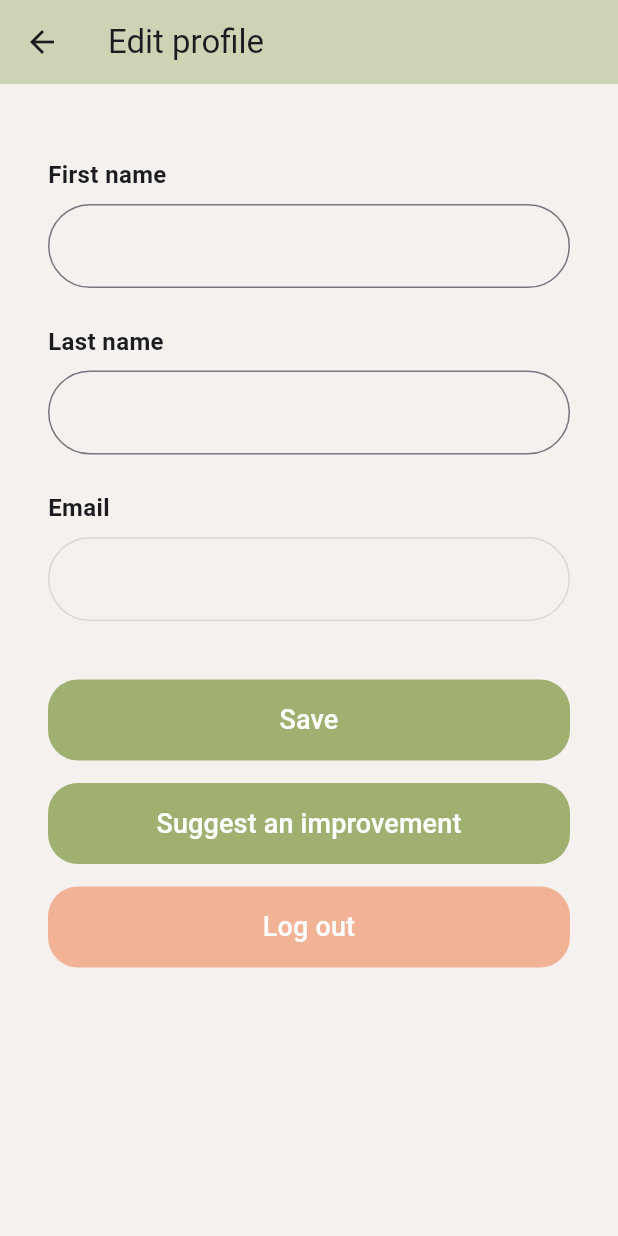
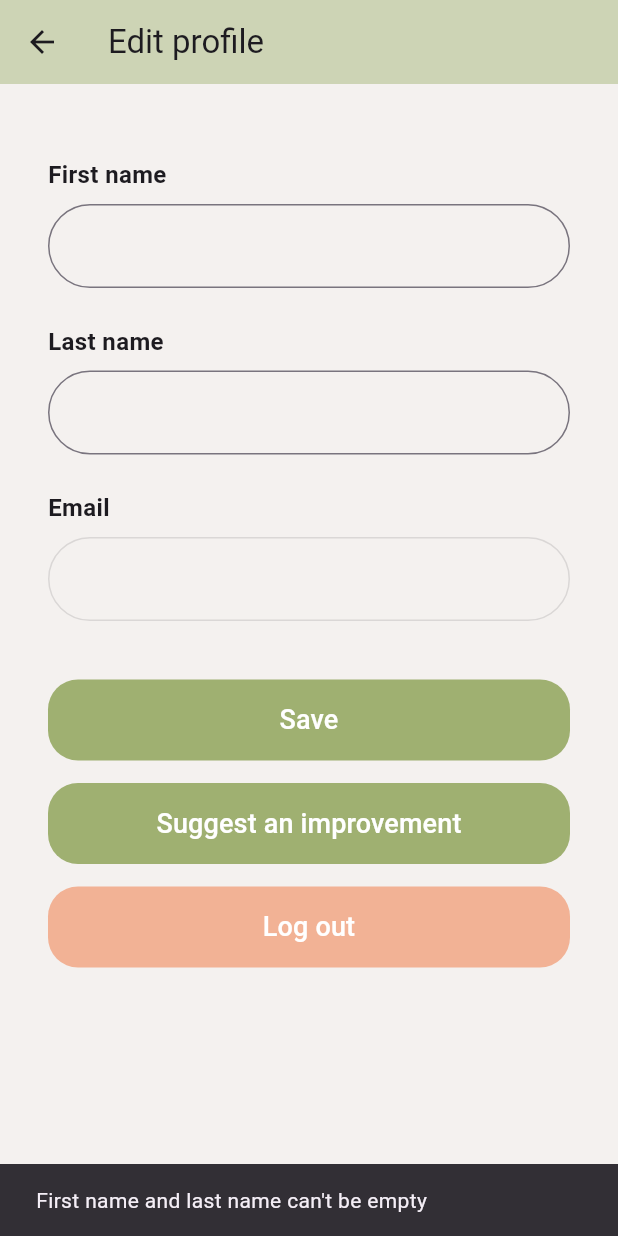
Before and after one commit to Nathan-Augustinov/ITFest, a Flutter app: the ProfileScreen screen opened directly, after a tap on "Save", on a phone screen of 412 x 824 dp. Run offline on Flutter 3.47's test engine with Material 3 defaults, Android fonts, the phone set to English and light mode, and no system bars; our stand-ins replace cloud_firestore, date_picker_timeline, dropdown_button2, email_validator, firebase_auth, firebase_core and 7 more; accounts and stored records are empty; network calls fail.

Commit message:
Save button functionality in profile page done

```diff
--- a/lib/screens/profile/profile.dart
+++ b/lib/screens/profile/profile.dart
@@ -1,3 +1,4 @@
+import 'package:cloud_firestore/cloud_firestore.dart';
 import 'package:firebase_auth/firebase_auth.dart';
 import 'package:flutter/material.dart';
 import 'package:it_fest/constants/app_colors.dart';
@@ -206,9 +207,41 @@ class _ProfileScreenState extends State<ProfileScreen> {
                     style: TextStyle(color: Colors.white, fontSize: 18),
                     textAlign: TextAlign.center,
                   ),
-                  onPressed: () {
+                  onPressed: () async {
                     //TODO: update firebase
-                  },
+                  if (_firstname.isEmpty || _lastname.isEmpty) {
+                    ScaffoldMessenger.of(context).showSnackBar(
+                      const SnackBar(
+                        content: Text("First name and last name can't be empty"),
+                      ),
+                    );
+                    return;
+                  }
+
+                  // Attempt to update user details in Firestore
+                  try {
+                    await FirebaseFirestore.instance
+                        .collection('accounts')
+                        .doc(widget.account?.email) // Assuming email is used as the document ID
+                        .update({
+                          'firstName': _firstname,
+                          'lastName': _lastname,
+                          // Include any other fields you might have
+                        });
+
+                    ScaffoldMessenger.of(context).showSnackBar(
+                      const SnackBar(
+                        content: Text("Profile updated successfully"),
+                      ),
+                    );
+                  } catch (e) {
+                    ScaffoldMessenger.of(context).showSnackBar(
+                      SnackBar(
+                        content: Text("Error updating profile: $e"),
+                      ),
+                    );
+                  }
+                },
                 ),
               ),
             ),
```
